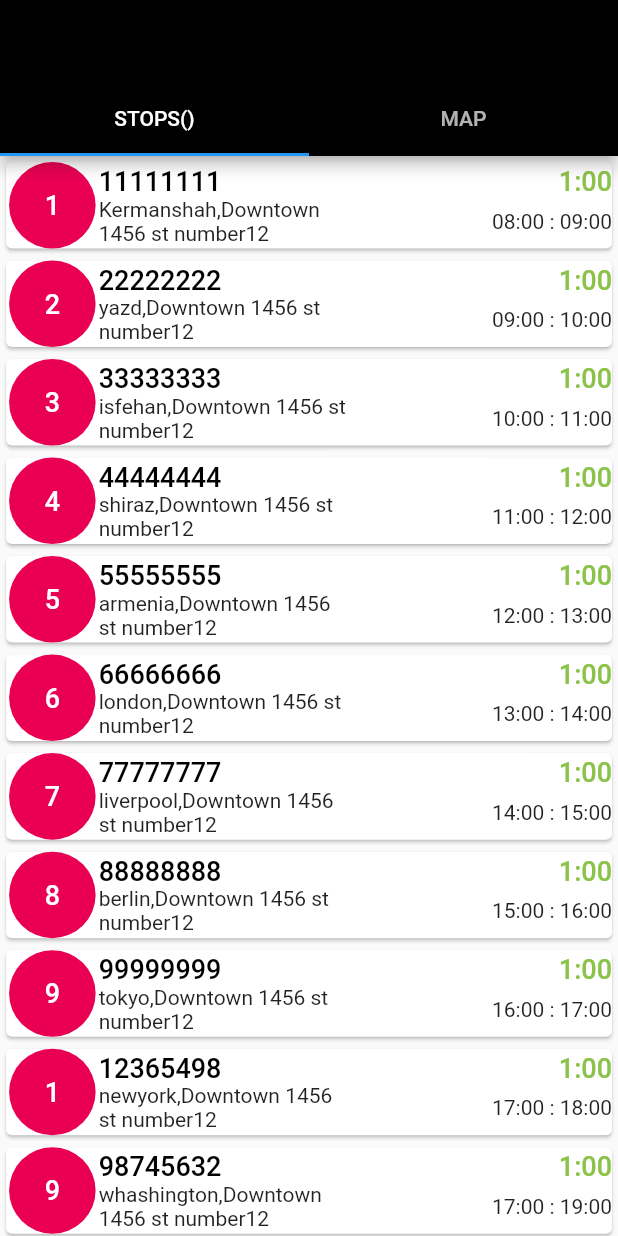
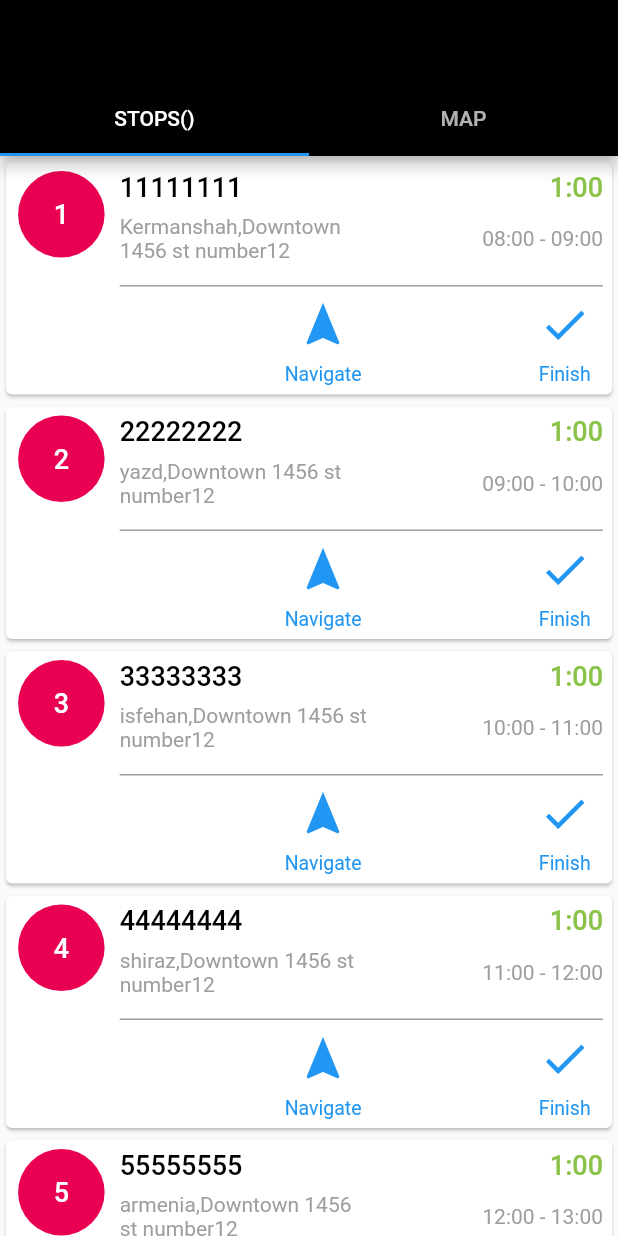
Before and after one commit to M4RZB4Ni/Routetitan-Flatter-Assignment, a Flutter app: the screen it shows after launch, on a phone screen of 412 x 824 dp. Run offline on Flutter 3.47's test engine with Material 2 defaults, Android fonts, the phone set to English and light mode, and no system bars; our stand-ins replace flutter_map, latlong2.

Commit message:
stopItems finalized visually

```diff
--- a/lib/main.dart
+++ b/lib/main.dart
@@ -18,6 +18,8 @@ class MyApp extends StatelessWidget {
         primaryColor: Colors.black,
         textTheme:const TextTheme(
           headline1: TextStyle(color: Colors.white,fontWeight: FontWeight.w500,fontSize: 18),
+          bodyText1: TextStyle(color: Colors.grey,fontWeight: FontWeight.w400,fontSize: 14),
+          subtitle1:  TextStyle(color: Colors.blue,fontWeight: FontWeight.w400,fontSize: 13),
         ) ,
         primarySwatch: Colors.blue,
       ),
--- a/lib/views/stops.dart
+++ b/lib/views/stops.dart
@@ -42,15 +42,16 @@ class StopsState extends State<Stops>{
       StopItem(itemIndex: 14814655,address: "tabriz,Downtown 1456 st number12",startTime: "01:00",endTime: "02:00",estimatedTime: "1:00"),
 
     ];
-
-
-    return ListView.builder(
-        itemCount: stopsList.length,
-        itemBuilder: (context, index) {
-          return Card(child: InkWell(child:Row(
-            mainAxisAlignment: MainAxisAlignment.spaceBetween,
+    Card itemView(context,index)
+    {
+      return Card(child: InkWell(child:Padding(padding: const EdgeInsets.all(6),
+          child:Row(
+            crossAxisAlignment: CrossAxisAlignment.start,
             children: [
-              Container(width: w*0.15,height: h*0.07,decoration: const BoxDecoration(shape: BoxShape.circle,color: Color(0xffE90052)),child: Center(child: Text(stopsList[index].itemIndex.toString().substring(0,1),style: Theme.of(context).textTheme.headline1,)),),
+              Padding(
+                padding: const EdgeInsets.only(right: 8),
+                child: Container(width: w*0.15,height: h*0.07,decoration: const BoxDecoration(shape: BoxShape.circle,color: Color(0xffE90052)),child: Center(child: Text(stopsList[index].itemIndex.toString().substring(0,1),style: Theme.of(context).textTheme.headline1,)),),
+              ),
 
               Expanded(child: Column(
                 children: [
@@ -60,18 +61,50 @@ class StopsState extends State<Stops>{
                       Text(stopsList[index].itemIndex.toString(),style: Theme.of(context).textTheme.headline1!.copyWith(color: Colors.black),),
                       Text(stopsList[index].estimatedTime,style: Theme.of(context).textTheme.headline1!.copyWith(color: Colors.lightGreen),),
                     ],),
+                  Padding(
+                    padding: const EdgeInsets.only(top: 8,bottom: 15),
+                    child: Row(
+                      mainAxisAlignment: MainAxisAlignment.spaceBetween,
+                      children: [
+                        Container(constraints: BoxConstraints(maxWidth: w/2.5),child: Text(stopsList[index].address.toString(),maxLines: 2,style: Theme.of(context).textTheme.bodyText1)),
+                        Text("${stopsList[index].startTime} - ${stopsList[index].endTime}",style: Theme.of(context).textTheme.bodyText1),
+                      ],),
+                  ),
+                  const Divider(thickness: 1,color: Colors.grey,height: 1),
                   Row(
                     mainAxisAlignment: MainAxisAlignment.spaceBetween,
                     children: [
-                      Container(constraints: BoxConstraints(maxWidth: w/2.5),child: Text(stopsList[index].address.toString(),maxLines: 2,)),
-                      Text("${stopsList[index].startTime} : ${stopsList[index].endTime}"),
+                      Container(),
+                      Column(
+                        crossAxisAlignment: CrossAxisAlignment.center,
+                        children: [
+                          IconButton(onPressed: () {
+                          }, icon: const Icon(Icons.navigation,color: Colors.blue),iconSize: 35,),
+                          Text("Navigate",style: Theme.of(context).textTheme.subtitle1,)
+                        ],
+                      ),
+                      Column(
+                        crossAxisAlignment: CrossAxisAlignment.center,
+                        children: [
+                          IconButton(onPressed: () {
+                          }, icon: const Icon(Icons.check,color: Colors.blue),iconSize: 35,),
+                          Text("Finish",style: Theme.of(context).textTheme.subtitle1,)
+                        ],
+                      ),
                     ],)
                 ],)),
-            ],)),
-          );
+            ],))));
+    }
+
+    return ListView.builder(
+        itemCount: stopsList.length,
+        itemBuilder: (context, index) {
+          return itemView(context,index);
         },
 
     );
+
+
   }
 
 }
```
